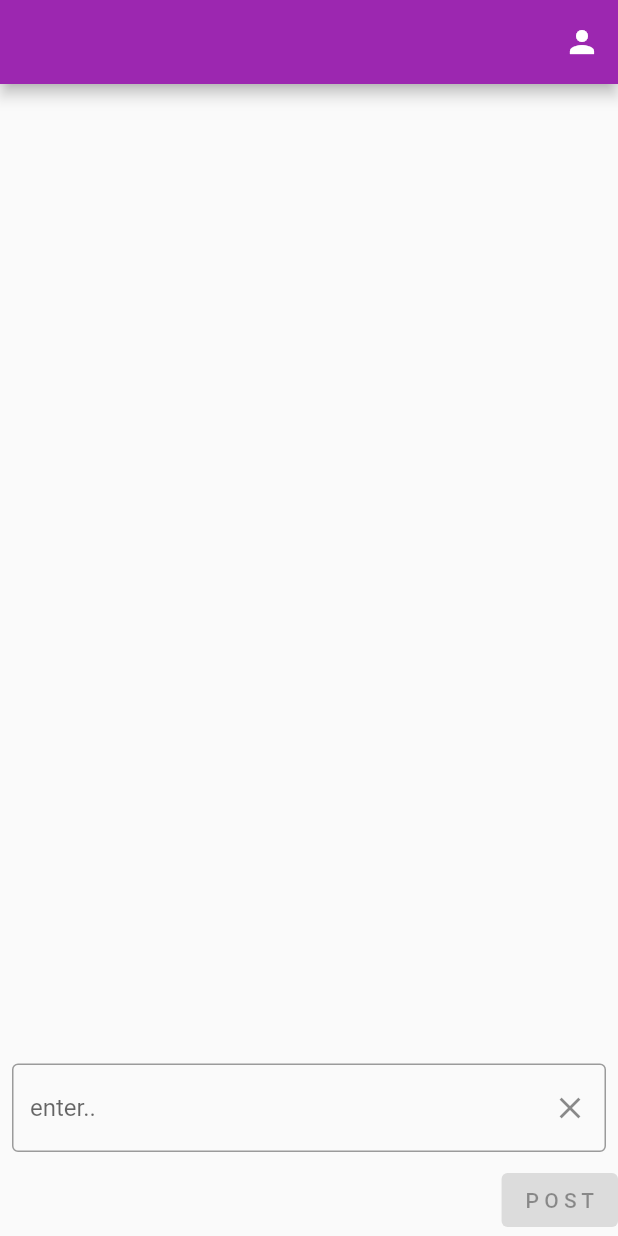
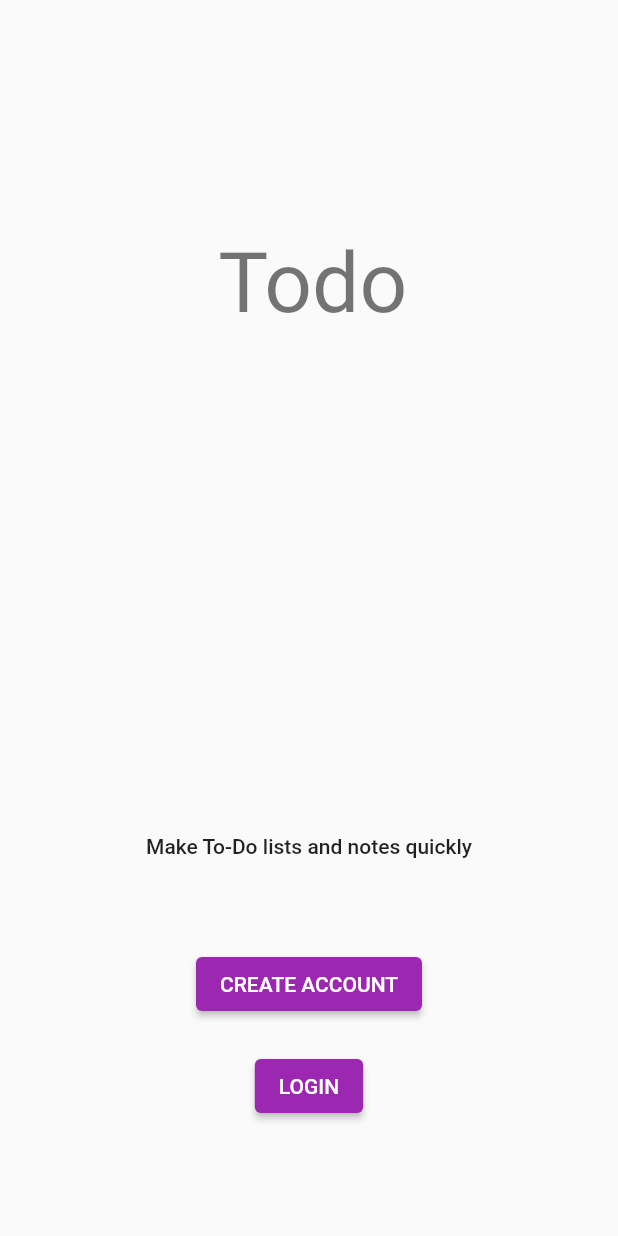
Before and after one commit to nabutabu/todo_list, a Flutter app: the screen it shows after launch, on a phone screen of 412 x 824 dp. Run offline on Flutter 3.47's test engine with Material 2 defaults, Android fonts, the phone set to English and light mode, and no system bars; our stand-ins replace cloud_firestore, firebase_auth, firebase_core, firebase_storage, flutter_spinkit, image_picker and 3 more; accounts and stored records are empty.

```diff
--- a/lib/data/remote/firebase_storage.dart
+++ b/lib/data/remote/firebase_storage.dart
@@ -1,5 +1,4 @@
 import 'dart:io';
-import 'package:cloud_firestore/cloud_firestore.dart';
 import 'package:firebase_storage/firebase_storage.dart';
 import 'package:todo_list/data/remote/response.dart';
 
@@ -15,7 +14,7 @@ class FirebaseStorageSource {
       String downloadUrl = await instance.ref(userPhotoPath).getDownloadURL();
       return Response.success(downloadUrl);
     } catch (e) {
-      return Response.error(((e as FirebaseException).message ?? e.toString()));
+      return Response.error(e.toString());
     }
   }
 }
--- a/lib/main.dart
+++ b/lib/main.dart
@@ -1,11 +1,18 @@
 import 'package:firebase_core/firebase_core.dart';
 import 'package:flutter/material.dart';
+import 'package:provider/provider.dart';
+import 'package:todo_list/data/provider/user_provider.dart';
 import 'package:todo_list/screens/home.dart';
+import 'package:todo_list/screens/login.dart';
+import 'package:todo_list/screens/register.dart';
+import 'package:todo_list/screens/splash_screen.dart';
+import 'package:todo_list/screens/start.dart';
 import 'package:todo_list/widgets/checkbox_list.dart';
 
 void main() async {
+  WidgetsFlutterBinding.ensureInitialized();
+  await Firebase.initializeApp().whenComplete(() => print('Complete'));
   runApp(const MyApp());
-  await Firebase.initializeApp();
 }
 
 class MyApp extends StatelessWidget {
@@ -14,16 +21,23 @@ class MyApp extends StatelessWidget {
   // This widget is the root of your application.
   @override
   Widget build(BuildContext context) {
-    return MaterialApp(
-      title: 'ToDo List',
-      theme: ThemeData(
-        primarySwatch: Colors.purple,
+    return MultiProvider(
+      providers: [ChangeNotifierProvider(create: (context) => UserProvider())],
+      child: MaterialApp(
+        title: 'ToDo',
+        theme: ThemeData(
+          primarySwatch: Colors.purple,
+        ),
+        home: Home(),
+        initialRoute: '/splash_screen',
+        routes: {
+          '/checkBoxList': (context) => CheckBoxList(),
+          '/login': (context) => Login(),
+          '/start': (context) => StartScreen(),
+          '/register': (context) => RegisterScreen(),
+          '/splash_screen': (context) => SplashScreen(),
+        },
       ),
-      home: Home(),
-      initialRoute: '/',
-      routes: {
-        '/checkBoxList': (context) => const CheckBoxList(),
-      },
     );
   }
 }
--- a/lib/screens/home.dart
+++ b/lib/screens/home.dart
@@ -1,6 +1,5 @@
 import 'package:cloud_firestore/cloud_firestore.dart';
 import 'package:flutter/material.dart';
-import 'package:todo_list/data/models/todo_tile.dart';
 import 'package:todo_list/data/remote/firebase_database.dart';
 import 'package:todo_list/screens/loading.dart';
 import 'package:todo_list/screens/login.dart';
@@ -40,7 +39,7 @@ class _HomeState extends State<Home> {
         children: [
           Expanded(
             child: Container(
-              child: loading ? Loading() : CheckBoxList(),
+              child: loading ? Loading() : const CheckBoxList(),
             ),
           ),
           Container(
--- /dev/null
+++ b/lib/screens/start.dart
@@ -0,0 +1,49 @@
+import 'package:flutter/material.dart';
+import 'package:todo_list/util/constants.dart';
+import 'package:todo_list/widgets/app_title.dart';
+
+class StartScreen extends StatelessWidget {
+  static const String id = 'start_screen';
+
+  @override
+  Widget build(BuildContext context) {
+    return SafeArea(
+      child: Scaffold(
+        body: Padding(
+          padding: kDefaultPadding,
+          child: Container(
+            margin: const EdgeInsets.only(bottom: 40, top: 120),
+            child: Column(
+              children: [
+                AppIconTitle(),
+                Expanded(child: Container()),
+                Container(
+                  child: Padding(
+                    padding: const EdgeInsets.symmetric(horizontal: 20),
+                    child: Text(
+                      'Make To-Do lists and notes quickly',
+                      textAlign: TextAlign.center,
+                      style: Theme.of(context).textTheme.bodyText1,
+                    ),
+                  ),
+                ),
+                const SizedBox(height: 60),
+                ElevatedButton(
+                    child: const Text('CREATE ACCOUNT'),
+                    onPressed: () {
+                      Navigator.pop(context);
+                      Navigator.pushNamed(context, '/register');
+                    }),
+                const SizedBox(height: 20),
+                ElevatedButton(
+                  child: const Text('LOGIN'),
+                  onPressed: () => Navigator.pushNamed(context, '/login'),
+                ),
+              ],
+            ),
+          ),
+        ),
+      ),
+    );
+  }
+}
--- /dev/null
+++ b/lib/widgets/app_title.dart
@@ -0,0 +1,25 @@
+import 'package:flutter/cupertino.dart';
+import 'package:flutter/material.dart';
+
+class AppIconTitle extends StatelessWidget {
+  @override
+  Widget build(BuildContext context) {
+    return Container(
+      child: Row(
+        mainAxisAlignment: MainAxisAlignment.center,
+        children: [
+          // SizedBox(
+          //   child: Image.asset('images/icon.jpg'),
+          //   width: 32.0,
+          //   height: 32.0,
+          // ),
+          SizedBox(width: 5.0),
+          Text(
+            'Todo',
+            style: Theme.of(context).textTheme.headline2,
+          )
+        ],
+      ),
+    );
+  }
+}
```
Also changed, not shown: lib/screens/register.dart (added, +197 -0 lines), lib/screens/register_children/add_age.dart (added, +62 -0 lines), lib/screens/register_children/add_email_pass.dart (added, +36 -0 lines), lib/screens/register_children/add_name.dart (added, +37 -0 lines), lib/screens/register_children/add_profile_photo.dart (added, +77 -0 lines), lib/screens/splash_screen.dart (added, +41 -0 lines), lib/widgets/image_portrait.dart (added, +40 -0 lines), pubspec.yaml (+7 -11 lines), lib/images/icon.jpg (added), pubspec.lock, 2 other files.
